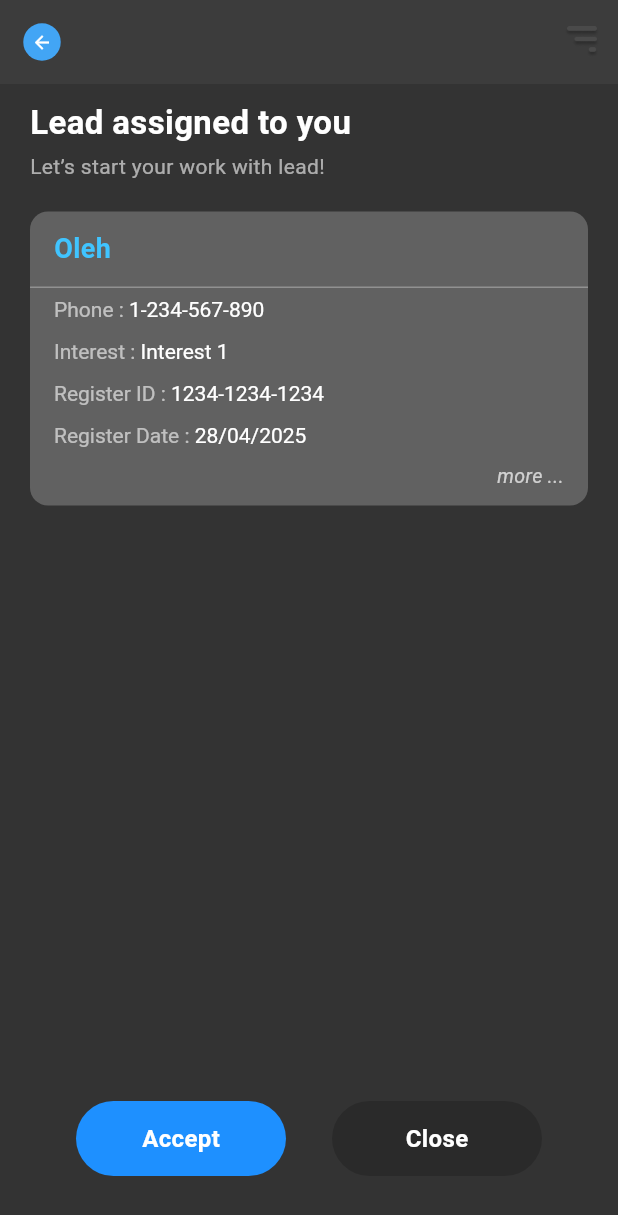
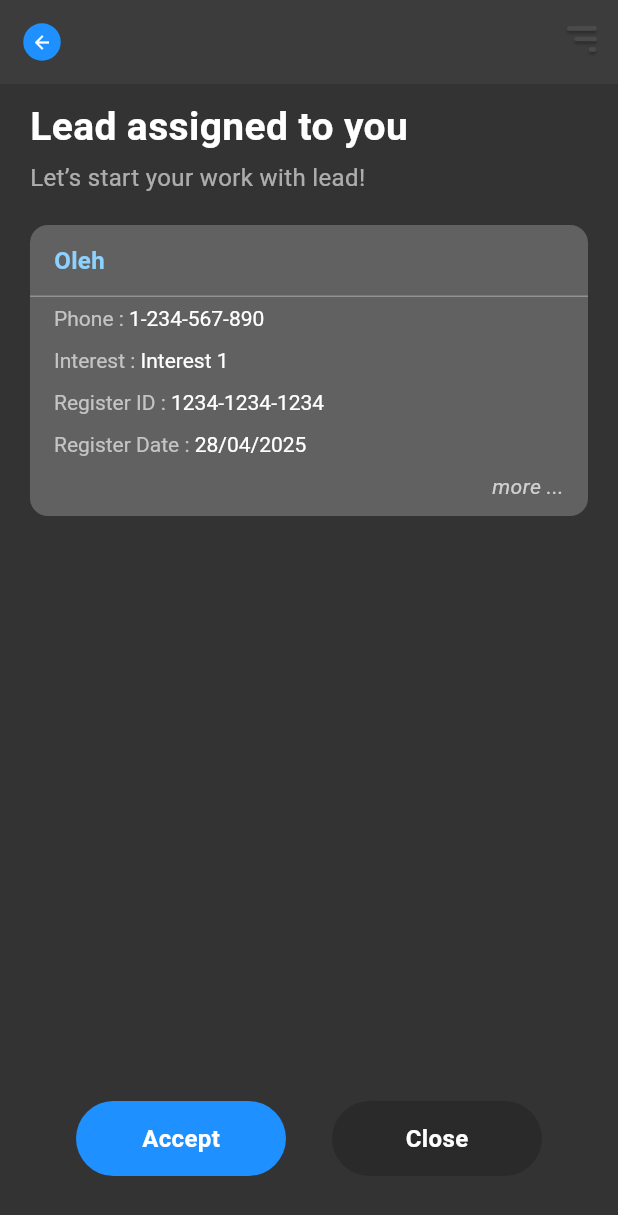
Before and after one commit to leodoneDev/BoostSeller, a Flutter app: the AssignedLeadDetailScreen screen opened directly, on a phone screen of 412 x 824 dp. Shown: the top 1215 px of the screen. Run offline on Flutter 3.47's test engine with Material 3 defaults, Android fonts, the phone set to English and light mode, and no system bars; our stand-ins replace intl_phone_field.

Commit message:
style update

```diff
--- a/lib/constants.dart
+++ b/lib/constants.dart
@@ -16,4 +16,16 @@ class Config {
   static const double buttonTextFontSize = 16;
   static const guideTextColor = Colors.white38;
   static const double guideTextFontSize = 14;
+  static const deactiveTabColor = Color(0xFF1C1C1C);
+  static const leadCardColor = Colors.black38;
+  static const leadNameColor = Color(0xFF8DD1FE);
+  static const double leadTextFontSize = 14;
+  static const double leadNameFontSize = 16;
+  static const leadTextFontSizeColor = Colors.white70;
+  static const leadDetailBackroudColor = Color(0xFF616161);
+  static const leadDivederColor = Colors.white30;
+  static const leadDetailInfoLabelColor = Color(0xFFC4C4C4);
+  static const leadDetailInfoColor = Colors.white;
+  static const containerColor = Color(0xFF2A2A2A);
+  static const deactiveButtonColor = Color(0xFF2A2A2A);
 }
--- a/lib/screens/lead/performer/detail/assigned.lead.detail.dart
+++ b/lib/screens/lead/performer/detail/assigned.lead.detail.dart
@@ -3,6 +3,7 @@
 import 'package:flutter/material.dart';
 import 'package:boostseller/screens/profile/performer/profile.panel.dart';
 import 'package:boostseller/widgets/button.effect.dart';
+import 'package:boostseller/constants.dart';
 
 class AssignedLeadDetailScreen extends StatefulWidget {
   const AssignedLeadDetailScreen({super.key});
@@ -22,9 +23,9 @@ class _AssignedLeadDetailScreenState extends State<AssignedLeadDetailScreen> {
     return Stack(
       children: [
         Scaffold(
-          backgroundColor: const Color(0xFF333333),
+          backgroundColor: Config.backgroundColor,
           appBar: AppBar(
-            backgroundColor: const Color(0xFF3C3C3C),
+            backgroundColor: Config.appbarColor,
             elevation: 0,
             leading: IconButton(
               onPressed: () => Navigator.pop(context),
@@ -33,17 +34,17 @@ class _AssignedLeadDetailScreenState extends State<AssignedLeadDetailScreen> {
                 height: 25,
                 decoration: const BoxDecoration(
                   shape: BoxShape.circle,
-                  color: Color(0xFF42A5F5),
+                  color: Config.activeButtonColor,
                 ),
                 child: const Icon(
                   Icons.arrow_back,
                   size: 14,
-                  color: Colors.white,
+                  color: Config.iconDefaultColor,
                 ),
               ),
             ),
             actions: [
-              GestureDetector(
+              EffectButton(
                 onTap: () => _profileController.toggle(),
                 child: Padding(
                   padding: const EdgeInsets.only(right: 12),
@@ -61,15 +62,18 @@ class _AssignedLeadDetailScreenState extends State<AssignedLeadDetailScreen> {
                   const Text(
                     "Lead assigned to you",
                     style: TextStyle(
-                      fontSize: 22,
+                      fontSize: Config.titleFontSize,
                       fontWeight: FontWeight.bold,
-                      color: Colors.white,
+                      color: Config.titleFontColor,
                     ),
                   ),
                   const SizedBox(height: 4),
                   const Text(
                     "Let’s start your work with lead!",
-                    style: TextStyle(fontSize: 14, color: Colors.white60),
+                    style: TextStyle(
+                      fontSize: Config.subTitleFontSize,
+                      color: Config.subTitleFontColor,
+                    ),
                   ),
                   const SizedBox(height: 20),
 
@@ -77,7 +81,7 @@ class _AssignedLeadDetailScreenState extends State<AssignedLeadDetailScreen> {
                     width: double.infinity,
                     padding: const EdgeInsets.only(bottom: 10),
                     decoration: BoxDecoration(
-                      color: Colors.grey[700],
+                      color: Config.leadDetailBackroudColor,
                       borderRadius: BorderRadius.circular(12),
                     ),
                     child: Column(
@@ -92,13 +96,16 @@ class _AssignedLeadDetailScreenState extends State<AssignedLeadDetailScreen> {
                           child: const Text(
                             "Oleh",
                             style: TextStyle(
-                              fontSize: 18,
+                              fontSize: Config.leadNameFontSize,
                               fontWeight: FontWeight.bold,
-                              color: Colors.lightBlueAccent,
+                              color: Config.leadNameColor,
                             ),
                           ),
                         ),
-                        const Divider(color: Colors.white30, height: 1),
+                        const Divider(
+                          color: Config.leadDivederColor,
+                          height: 1,
+                        ),
                         _infoRow("Phone", "1-234-567-890"),
                         _infoRow("Interest", "Interest 1"),
                         _infoRow("Register ID", "1234-1234-1234"),
@@ -117,8 +124,8 @@ class _AssignedLeadDetailScreenState extends State<AssignedLeadDetailScreen> {
                               child: Text(
                                 _showMore ? "less ..." : "more ...",
                                 style: const TextStyle(
-                                  fontSize: 13,
-                                  color: Colors.white70,
+                                  fontSize: Config.leadTextFontSize,
+                                  color: Config.leadTextFontSizeColor,
                                   fontStyle: FontStyle.italic,
                                 ),
                               ),
@@ -168,41 +175,23 @@ class _AssignedLeadDetailScreenState extends State<AssignedLeadDetailScreen> {
       child: RichText(
         text: TextSpan(
           text: "$label : ",
-          style: const TextStyle(color: Colors.white60, fontSize: 14),
+          style: const TextStyle(
+            color: Config.leadDetailInfoLabelColor,
+            fontSize: Config.leadTextFontSize,
+          ),
           children: [
             TextSpan(
               text: value,
-              style: const TextStyle(color: Colors.white, fontSize: 14),
+              style: const TextStyle(
+                color: Config.leadDetailInfoColor,
+                fontSize: Config.leadTextFontSize,
+              ),
             ),
           ],
         ),
       ),
     );
   }
-
-  // Widget _actionButton(
-  //   String label,
-  //   Color bgColor,
-  //   Color textColor,
-  //   VoidCallback onPressed,
-  // ) {
-  //   return SizedBox(
-  //     width: 140,
-  //     height: 50,
-  //     child: ElevatedButton(
-  //       onPressed: onPressed,
-  //       style: ElevatedButton.styleFrom(
-  //         backgroundColor: bgColor,
-  //         foregroundColor: textColor,
-  //         shape: RoundedRectangleBorder(
-  //           borderRadius: BorderRadius.circular(30),
-  //         ),
-  //         elevation: 5,
-  //       ),
-  //       child: Text(label, style: const TextStyle(fontSize: 16)),
-  //     ),
-  //   );
-  // }
 
   Widget _actionButton(
     String label,
@@ -227,7 +216,7 @@ class _AssignedLeadDetailScreenState extends State<AssignedLeadDetailScreen> {
             label,
             style: TextStyle(
               color: textColor,
-              fontSize: 16,
+              fontSize: Config.buttonTextFontSize,
               fontWeight: FontWeight.w600,
             ),
           ),
@@ -268,7 +257,10 @@ void showAcceptedOverlay(BuildContext context) {
                     right: 0,
                     child: GestureDetector(
                       onTap: () => overlayEntry.remove(),
-                      child: const Icon(Icons.close, color: Colors.blueAccent),
+                      child: const Icon(
+                        Icons.close,
+                        color: Config.activeButtonColor,
+                      ),
                     ),
                   ),
                   Center(
@@ -343,7 +335,10 @@ void showCloseReasonNotification(BuildContext context) {
                     right: 0,
                     child: GestureDetector(
                       onTap: () => Navigator.pop(context),
-                      child: const Icon(Icons.close, color: Colors.blueAccent),
+                      child: const Icon(
+                        Icons.close,
+                        color: Config.activeButtonColor,
+                      ),
                     ),
                   ),
 
@@ -443,15 +438,15 @@ void showCloseReasonNotification(BuildContext context) {
                             width: double.infinity,
                             padding: const EdgeInsets.symmetric(vertical: 10),
                             decoration: BoxDecoration(
-                              color: const Color(0xFF1E90FF),
+                              color: Config.activeButtonColor,
                               borderRadius: BorderRadius.circular(30),
                             ),
                             alignment: Alignment.center,
                             child: const Text(
                               "Add",
                               style: TextStyle(
-                                fontSize: 16,
-                                color: Colors.white,
+                                fontSize: Config.buttonTextFontSize,
+                                color: Config.buttonTextColor,
                               ),
                             ),
                           ),
@@ -500,7 +495,10 @@ void _showCloseSuccessOverlay(BuildContext context) {
                     right: 0,
                     child: GestureDetector(
                       onTap: () => overlayEntry.remove(),
-                      child: const Icon(Icons.close, color: Colors.blueAccent),
+                      child: const Icon(
+                        Icons.close,
+                        color: Config.activeButtonColor,
+                      ),
                     ),
                   ),
                   Center(
--- a/lib/screens/lead/performer/lead.detail.dart
+++ b/lib/screens/lead/performer/lead.detail.dart
@@ -4,6 +4,7 @@ import 'package:flutter/material.dart';
 import 'package:boostseller/screens/lead/performer/detail/assigned.lead.detail.dart';
 import 'package:boostseller/screens/lead/performer/detail//presentation.lead.detail.dart';
 import 'package:boostseller/screens/lead/performer/detail//testdrive.lead.detail.dart';
+import 'package:boostseller/constants.dart';
 
 class LeadDetailScreen extends StatefulWidget {
   final String status;
@@ -47,8 +48,8 @@ class _LeadDetailScreenState extends State<LeadDetailScreen> {
   @override
   Widget build(BuildContext context) {
     return const Scaffold(
-      backgroundColor: Colors.black,
-      body: Center(child: CircularProgressIndicator(color: Colors.blueAccent)),
+      backgroundColor: Config.backgroundColor,
+      body: Center(child: CircularProgressIndicator(color: Colors.blue)),
     );
   }
 }
```
Also changed, not shown: lib/screens/auth/change.password.dart (+16 -37 lines), lib/screens/auth/forgot.password.dart (+20 -8 lines), lib/screens/auth/send.otp.dart (+22 -11 lines), lib/screens/auth/verification.dart (+29 -11 lines), lib/screens/lead/performer/detail/presentation.lead.detail.dart (+34 -23 lines), lib/screens/lead/performer/detail/testdrive.lead.detail.dart (+31 -17 lines), lib/screens/lead/performer/lead.list.dart (+24 -17 lines).
